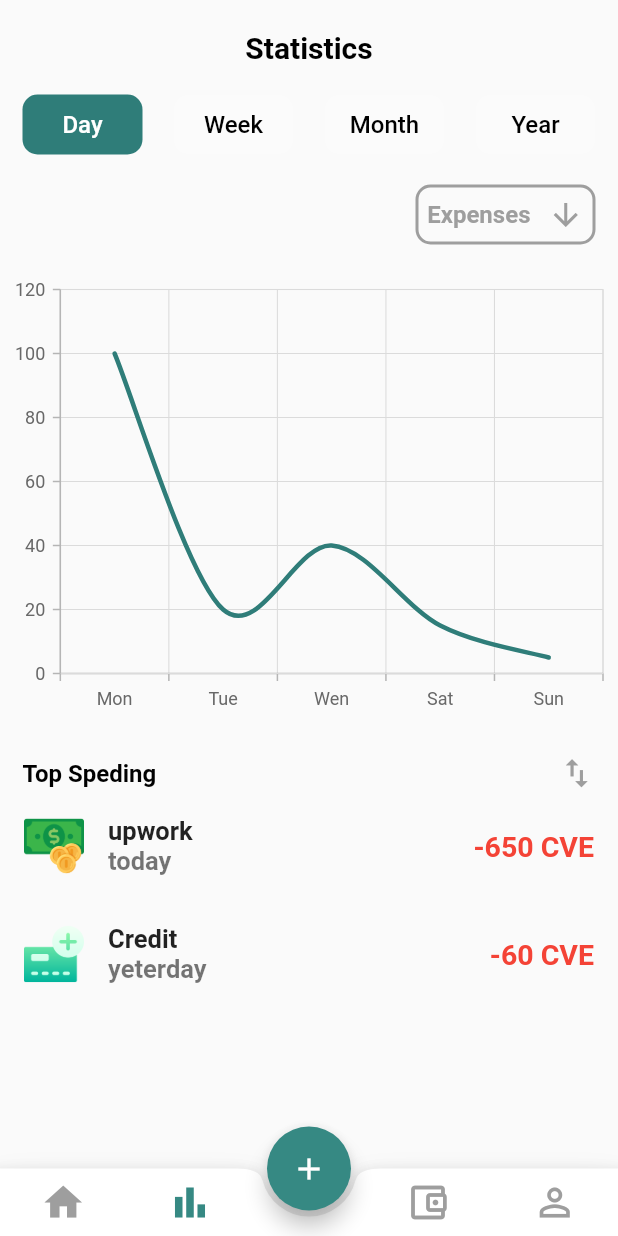
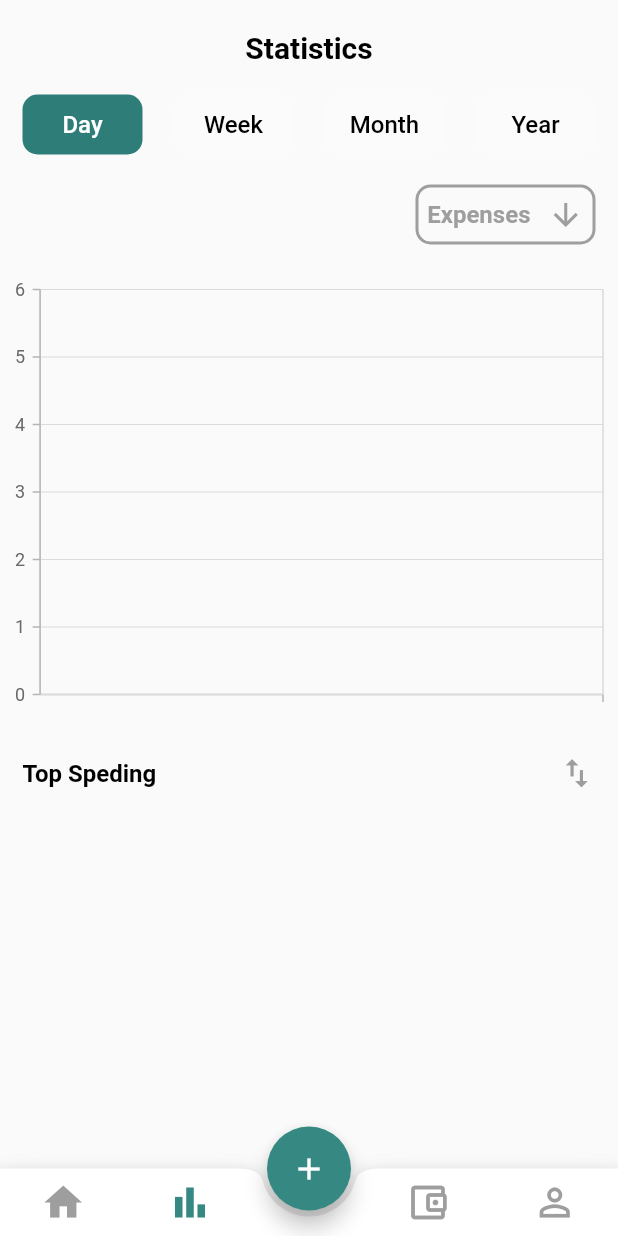
Before and after one commit to eddysilvamendes/financial_app, a Flutter app: the screen it shows after launch, item 2 of the bottom bar chosen, on a phone screen of 412 x 824 dp. Run offline on Flutter 3.47's test engine with Material 2 defaults, Android fonts, the phone set to English and light mode, and no system bars; our stand-ins replace hive, hive_flutter, syncfusion_flutter_charts; accounts and stored records are empty.

Commit message:
22/12/22 MAC

```diff
--- /dev/null
+++ b/flutter_financial_app/lib/src/models/add_data.dart
@@ -0,0 +1,24 @@
+// ignore_for_file: public_member_api_docs, sort_constructors_first
+import 'package:hive/hive.dart';
+
+part 'add_data.g.dart';
+@HiveType(typeId: 1)
+class Add_data extends HiveObject {
+  @HiveField(0)
+  String name;
+  @HiveField(1)
+  String explain;
+  @HiveField(2)
+  String amount;
+  @HiveField(3)
+  String IN;
+  @HiveField(4)
+  DateTime datetime;
+  Add_data(
+     this.name,
+     this.explain,
+     this.amount,
+     this.IN,
+     this.datetime,
+  );
+}
--- a/flutter_financial_app/lib/src/screen/statics/static_screen.dart
+++ b/flutter_financial_app/lib/src/screen/statics/static_screen.dart
@@ -1,5 +1,7 @@
 import 'package:flutter/material.dart';
 import 'package:flutter_financial_app/src/data/top.dart';
+import 'package:flutter_financial_app/src/models/add_data.dart';
+import 'package:flutter_financial_app/src/utils/utilitys.dart';
 import 'package:flutter_financial_app/src/widgets/charts.dart';
 
 class Statistics extends StatefulWidget {
@@ -11,12 +13,27 @@ class Statistics extends StatefulWidget {
 
 class _StatisticsState extends State<Statistics> {
   List day = ['Day', 'Week', 'Month', 'Year'];
+  List f = [today(), week(), month(), year()];
+  List<Add_data> a = [];
+  ValueNotifier kj = ValueNotifier(0);
   int index_color = 0;
   @override
   Widget build(BuildContext context) {
     return Scaffold(
       body: SafeArea(
-        child: CustomScrollView(
+        child: ValueListenableBuilder(
+          valueListenable: kj,
+          builder: (context, dynamic value, child) {
+            a = f[value];
+            return customScroll();
+          },
+        ),
+      ),
+    );
+  }
+
+  CustomScrollView customScroll() {
+    return CustomScrollView(
       slivers: <Widget>[
         SliverToBoxAdapter(
           child: Column(
@@ -40,7 +57,10 @@ class _StatisticsState extends State<Statistics> {
                       4,
                       (index) {
                         return GestureDetector(
-                              onTap: () => setState(() => index_color = index),
+                          onTap: () => setState(() {
+                            index_color = index;
+                            kj.value = index;
+                          }),
                           child: Container(
                             height: 40,
                             width: 80,
@@ -103,7 +123,7 @@ class _StatisticsState extends State<Statistics> {
                 ),
               ),
               const SizedBox(height: 20),
-                  const Chart(),
+               Chart(index: index_color,),
               const SizedBox(height: 20),
               Padding(
                 padding: const EdgeInsets.symmetric(horizontal: 15),
@@ -133,39 +153,39 @@ class _StatisticsState extends State<Statistics> {
             delegate: SliverChildBuilderDelegate(
           (context, index) {
             return ListTile(
-                  leading: Image.asset(
-                    'images/${geter_top()[index].image}',
+              leading: ClipRRect(
+                borderRadius: BorderRadius.circular(5),
+                child: Image.asset(
+                  'images/${a[index].name}.png',
                   height: 40,
                 ),
+              ),
               title: Text(
-                    geter_top()[index].name!,
+                a[index].explain,
                 style: const TextStyle(
                   fontSize: 17,
                   fontWeight: FontWeight.w600,
                 ),
               ),
               subtitle: Text(
-                    geter_top()[index].time!,
+                '${day[a[index].datetime.weekday - 1]} ${a[index].datetime.day}-${a[index].datetime.month}-${a[index].datetime.year}',
                 style: const TextStyle(
-                      fontSize: 17,
                   fontWeight: FontWeight.w600,
                 ),
               ),
               trailing: Text(
-                    '${geter_top()[index].fee} CVE',
-                    style: const TextStyle(
+                '${a[index].amount} CVE',
+                style: TextStyle(
                   fontSize: 19,
-                      color: Colors.red,
                   fontWeight: FontWeight.w600,
+                  color: a[index].IN != 'Income' ? Colors.red : Colors.green,
                 ),
               ),
             );
           },
-              childCount: geter_top().length,
+          childCount: a.length,
         )),
       ],
-        ),
-      ),
     );
   }
 }
--- /dev/null
+++ b/flutter_financial_app/lib/src/utils/utilitys.dart
@@ -0,0 +1,125 @@
+import 'package:flutter_financial_app/src/models/add_data.dart';
+import 'package:hive/hive.dart';
+
+int totals = 0;
+
+final box = Hive.box<Add_data>('data');
+
+int total() {
+  var history2 = box.values.toList();
+  List a = [0, 0];
+  for (var i = 0; i < history2.length; i++) {
+    a.add(history2[i].IN == 'Income'
+        ? int.parse(history2[i].amount)
+        : int.parse(history2[i].amount) * -1);
+  }
+  totals = a.reduce((value, element) => value + element);
+  return totals;
+}
+
+int income() {
+  var history2 = box.values.toList();
+  List a = [0, 0];
+  for (var i = 0; i < history2.length; i++) {
+    a.add(history2[i].IN == 'Income' ? int.parse(history2[i].amount) : 0);
+  }
+  totals = a.reduce((value, element) => value + element);
+  return totals;
+}
+
+int expenses() {
+  var history2 = box.values.toList();
+  List a = [0, 0];
+  for (var i = 0; i < history2.length; i++) {
+    a.add(history2[i].IN == 'Income' ? 0 : int.parse(history2[i].amount) * -1);
+  }
+  totals = a.reduce((value, element) => value + element);
+  return totals;
+}
+
+List<Add_data> today() {
+  List<Add_data> a = [];
+  var history2 = box.values.toList();
+  DateTime date =  DateTime.now();
+  for (var i = 0; i < history2.length; i++) {
+    if (history2[i].datetime.day == date.day) {
+      a.add(history2[i]);
+    }
+  }
+  return a;
+}
+
+List<Add_data> week() {
+  List<Add_data> a = [];
+  DateTime date = new DateTime.now();
+  var history2 = box.values.toList();
+  for (var i = 0; i < history2.length; i++) {
+    if (date.day - 7 <= history2[i].datetime.day &&
+        history2[i].datetime.day <= date.day) {
+      a.add(history2[i]);
+    }
+  }
+  return a;
+}
+
+List<Add_data> month() {
+  List<Add_data> a = [];
+  var history2 = box.values.toList();
+  DateTime date = new DateTime.now();
+  for (var i = 0; i < history2.length; i++) {
+    if (history2[i].datetime.month == date.month) {
+      a.add(history2[i]);
+    }
+  }
+  return a;
+}
+
+List<Add_data> year() {
+  List<Add_data> a = [];
+  var history2 = box.values.toList();
+  DateTime date = new DateTime.now();
+  for (var i = 0; i < history2.length; i++) {
+    if (history2[i].datetime.year == date.year) {
+      a.add(history2[i]);
+    }
+  }
+  return a;
+}
+
+int total_chart(List<Add_data> history2) {
+  List a = [0, 0];
+
+  for (var i = 0; i < history2.length; i++) {
+    a.add(history2[i].IN == 'Income'
+        ? int.parse(history2[i].amount)
+        : int.parse(history2[i].amount) * -1);
+  }
+  totals = a.reduce((value, element) => value + element);
+  return totals;
+}
+
+List time(List<Add_data> history2, bool hour) {
+  List<Add_data> a = [];
+  List total = [];
+  int counter = 0;
+  for (var c = 0; c < history2.length; c++) {
+    for (var i = c; i < history2.length; i++) {
+      if (hour) {
+        if (history2[i].datetime.hour == history2[c].datetime.hour) {
+          a.add(history2[i]);
+          counter = i;
+        }
+      } else {
+        if (history2[i].datetime.day == history2[c].datetime.day) {
+          a.add(history2[i]);
+          counter = i;
+        }
+      }
+    }
+    total.add(total_chart(a));
+    a.clear();
+    c = counter;
+  }
+  print(total);
+  return total;
+}
--- a/flutter_financial_app/lib/src/widgets/charts.dart
+++ b/flutter_financial_app/lib/src/widgets/charts.dart
@@ -1,17 +1,46 @@
 // ignore_for_file: public_member_api_docs, sort_constructors_first
 import 'package:flutter/material.dart';
+import 'package:flutter_financial_app/src/models/add_data.dart';
+import 'package:flutter_financial_app/src/utils/utilitys.dart';
 import 'package:syncfusion_flutter_charts/charts.dart';
 
 class Chart extends StatefulWidget {
-  const Chart({Key? key}) : super(key: key);
+  int index;
+    Chart({Key? key, required this.index}) : super(key: key);
 
   @override
   State<Chart> createState() => _ChartState();
 }
 
 class _ChartState extends State<Chart> {
+  List<Add_data>? a;
+  bool b = true;
+  bool j = true;
   @override
   Widget build(BuildContext context) {
+switch (widget.index) {
+  case 0:
+    a = today();
+    b= true;
+    j=true;
+    break;
+  case 1:
+    a = week();
+    b= false;
+    j=true;
+    break;
+  case 2:
+    a = month();
+    b= false;
+    j=true;
+    break;
+  case 3:
+    a = year();
+
+    j=false;
+    break;
+  default:
+}
     return SizedBox(
       height: 300,
       width: double.infinity,
@@ -22,11 +51,22 @@ class _ChartState extends State<Chart> {
             color: const Color.fromARGB(255, 47, 125, 121),
             width: 3,
             dataSource: <SalesData>[
-              SalesData(sales: 100, year: 'Mon'),
-              SalesData(sales: 20, year: 'Tue'),
-              SalesData(sales: 40, year: 'Wen'),
-              SalesData(sales: 15, year: 'Sat'),
-              SalesData(sales: 5, year: 'Sun'),
+              ...List.generate(time(a!,b?true:false).length, (index) {
+                return SalesData(
+                    j
+                        ? b
+                            ? a![index].datetime.hour.toString()
+                            : a![index].datetime.day.toString()
+                        : a![index].datetime.month.toString(),
+                    b
+                        ? index > 0
+                            ? time(a!, true)[index] + time(a!, true)[index - 1]
+                            : time(a!, true)[index]
+                        : index > 0
+                            ? time(a!, false)[index] +
+                                time(a!, false)[index - 1]
+                            : time(a!, false)[index]);
+              })
             ],
             xValueMapper: (SalesData sales, _) => sales.year,
             yValueMapper: (SalesData sales, _) => sales.sales,
@@ -40,8 +80,8 @@ class _ChartState extends State<Chart> {
 class SalesData {
   final String year;
   final int sales;
-  SalesData({
-    required this.year,
-    required this.sales,
-  });
+  SalesData(
+     this.year,
+     this.sales,
+  );
 }
```
Also changed, not shown: flutter_financial_app/lib/main.dart (+6 -1 lines), flutter_financial_app/lib/src/screen/add/add_screen.dart (+31 -11 lines), flutter_financial_app/lib/src/screen/home/homeScreen.dart (+59 -23 lines), flutter_financial_app/lib/src/models/add_data.g.dart (added), flutter_financial_app/pubspec.lock. Lines whose indentation alone changed are shown as unchanged.
